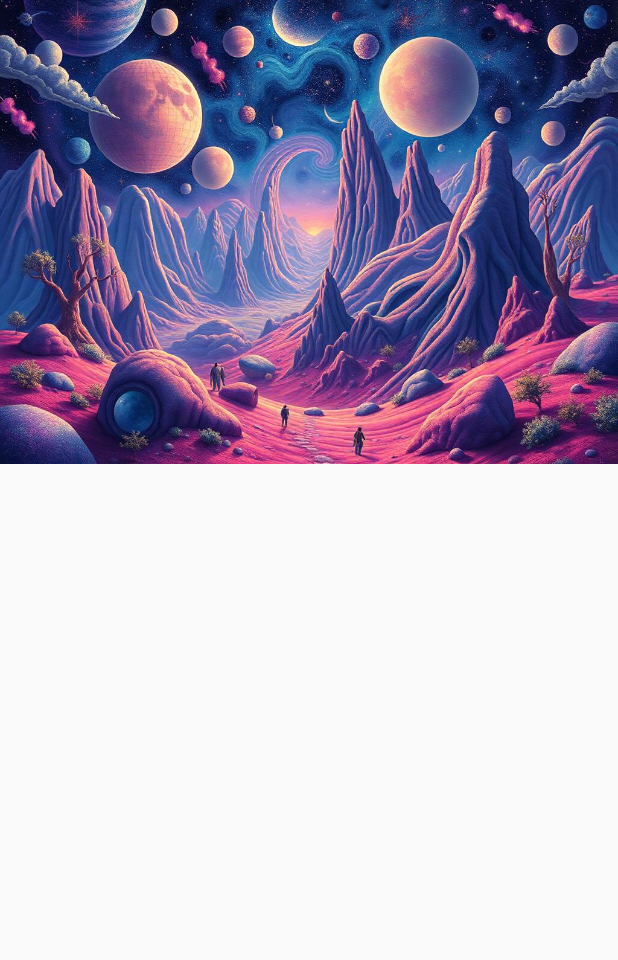
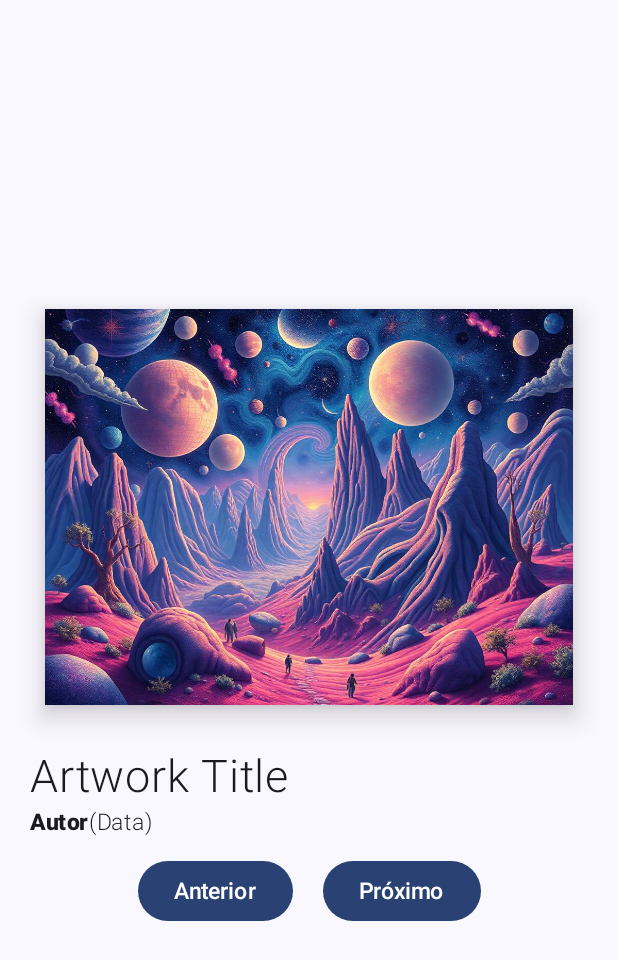
Before and after one commit to Gabriel432135/Artwork-Compose, an Android app built with Jetpack Compose: the screen it shows after launch (MainActivity), on a phone screen of 412 x 824 dp. Shown: the top 960 px of the screen. Run offline under Robolectric (Android 15) with nearby library versions, the light colour scheme and no system bars.

Commit message:
Montagem da interface

```diff
--- a/app/src/main/java/com/example/artworkcompose/MainActivity.kt
+++ b/app/src/main/java/com/example/artworkcompose/MainActivity.kt
@@ -5,13 +5,29 @@ import androidx.activity.ComponentActivity
 import androidx.activity.compose.setContent
 import androidx.activity.enableEdgeToEdge
 import androidx.compose.foundation.Image
+import androidx.compose.foundation.layout.Arrangement
+import androidx.compose.foundation.layout.Box
 import androidx.compose.foundation.layout.Column
 import androidx.compose.foundation.layout.Row
+import androidx.compose.foundation.layout.Spacer
+import androidx.compose.foundation.layout.fillMaxSize
+import androidx.compose.foundation.layout.fillMaxWidth
+import androidx.compose.foundation.layout.padding
+import androidx.compose.foundation.rememberScrollState
+import androidx.compose.foundation.verticalScroll
+import androidx.compose.material3.Button
+import androidx.compose.material3.Surface
+import androidx.compose.material3.Text
 import androidx.compose.runtime.Composable
+import androidx.compose.ui.Alignment
 import androidx.compose.ui.Modifier
 import androidx.compose.ui.graphics.painter.Painter
 import androidx.compose.ui.res.painterResource
+import androidx.compose.ui.res.stringResource
+import androidx.compose.ui.text.font.FontWeight
 import androidx.compose.ui.tooling.preview.Preview
+import androidx.compose.ui.unit.dp
+import androidx.compose.ui.unit.sp
 import com.example.artworkcompose.ui.theme.ArtworkComposeTheme
 
 class MainActivity : ComponentActivity() {
@@ -20,20 +36,79 @@ class MainActivity : ComponentActivity() {
         enableEdgeToEdge()
         setContent {
             ArtworkComposeTheme {
-                DisplayArtworkLayout()
+                LayoutWithBackground()
             }
         }
     }
 }
 
+@Composable
+fun LayoutWithBackground(){
+    Surface(modifier = Modifier){
+        Box(modifier = Modifier.padding(10.dp)) {
+            DisplayArtworkLayout()
+        }
+    }
+}
 
 @Composable
 fun DisplayArtworkLayout(modifier: Modifier = Modifier) {
     var image: Painter = painterResource(R.drawable.surrealismo)
-    Column(modifier = Modifier){
-        Row(modifier = Modifier){
-            Image(painter = image, contentDescription = "")
+    Column(modifier = Modifier.padding(10.dp, 10.dp).fillMaxSize().verticalScroll(rememberScrollState()), verticalArrangement = Arrangement.Center){
+        Surface (modifier = Modifier
+            .fillMaxWidth()
+            .padding(10.dp, 10.dp), shadowElevation = 10.dp) {
+            Image(modifier = Modifier.fillMaxWidth(), painter = image, contentDescription = "")
         }
+        Spacer(modifier = Modifier.padding(vertical = 10.dp))
+        Surface(modifier = Modifier) {
+            Column(modifier = Modifier) {
+                Row(modifier = modifier, verticalAlignment = Alignment.CenterVertically) {
+                    Text(
+                        text = "Artwork Title",
+                        modifier = modifier.fillMaxWidth(),
+                        fontSize = 30.sp,
+                        fontWeight = FontWeight.Light,
+                    )
+                }
+                Row(modifier = modifier, verticalAlignment = Alignment.CenterVertically) {
+                    Text(
+                        text = "Autor",
+                        fontSize = 15.sp,
+                        fontWeight = FontWeight.Black,
+                    )
+                    Text(
+                        text = "(Data)",
+                        fontSize = 15.sp,
+                        fontWeight = FontWeight.Light,
+                    )
+
+                }
+            }
+        }
+        Row(
+            modifier = Modifier
+                .padding(10.dp)
+                .fillMaxWidth(),
+            verticalAlignment = Alignment.CenterVertically,
+            horizontalArrangement = Arrangement.Center
+            )
+        {
+            Button(onClick = {}){
+                Text(
+                    text = stringResource(R.string.previous_button),
+                    fontSize = 15.sp,
+                )
+            }
+            Spacer(modifier = Modifier.padding(10.dp))
+            Button(onClick = {}){
+                Text(
+                    text = stringResource(R.string.next_button),
+                    fontSize = 15.sp,
+                )
+            }
+        }
+
     }
 }
 
--- a/app/src/main/res/values/colors.xml
+++ b/app/src/main/res/values/colors.xml
@@ -7,4 +7,5 @@
     <color name="teal_700">#FF018786</color>
     <color name="black">#FF000000</color>
     <color name="white">#FFFFFFFF</color>
+    <color name="Claro">#4D5A90</color>
 </resources>
--- a/app/src/main/res/values/strings.xml
+++ b/app/src/main/res/values/strings.xml
@@ -1,3 +1,5 @@
 <resources>
     <string name="app_name">Artwork Compose</string>
+    <string name="previous_button">Anterior</string>
+    <string name="next_button">Próximo</string>
 </resources>
```
